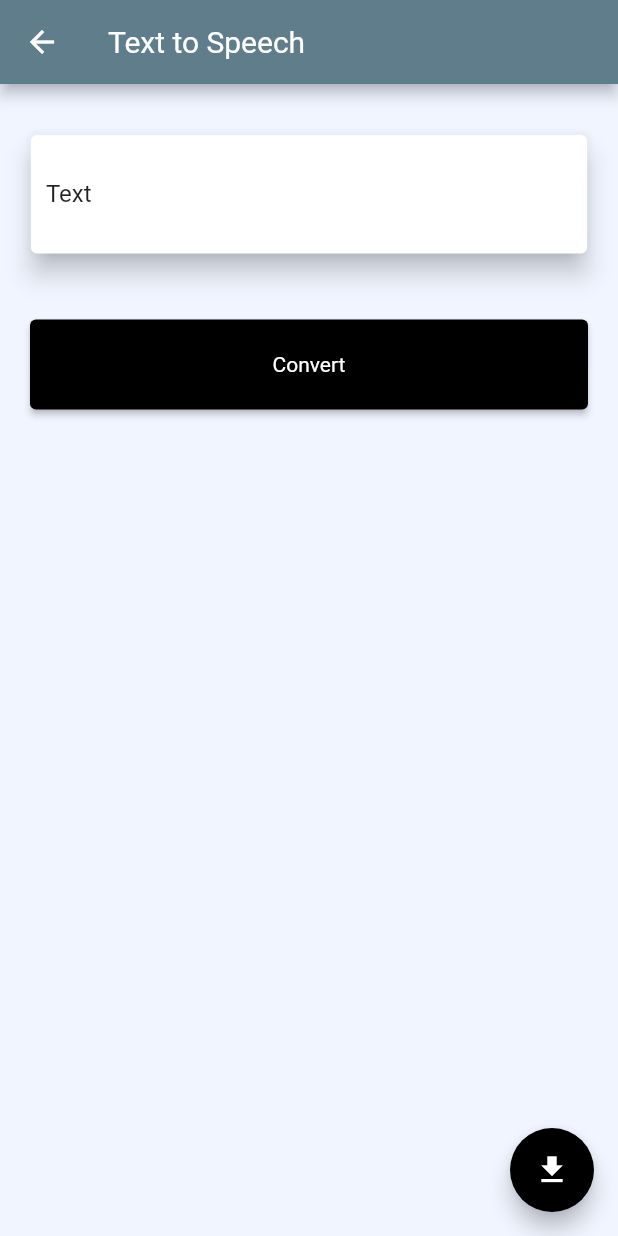
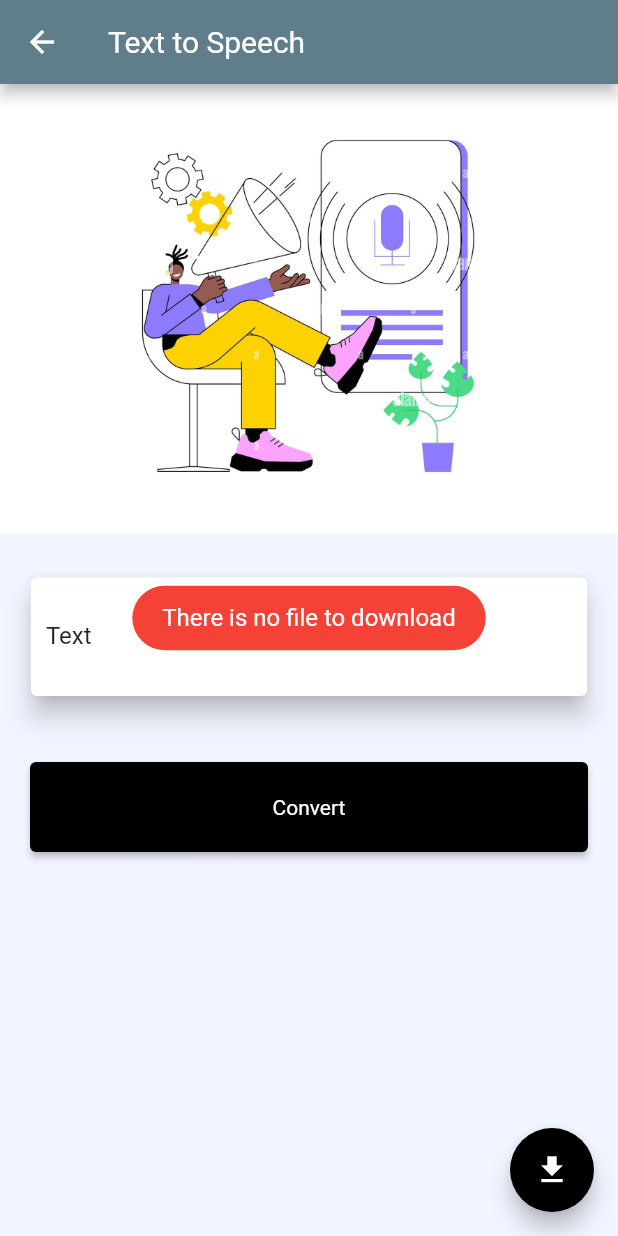
Before and after one commit to prince-cloud/hwrs_app, a Flutter app: the TextToSpeech screen opened directly, after a tap on the "download" icon, on a phone screen of 412 x 824 dp. Run offline on Flutter 3.47's test engine with Material 2 defaults, Android fonts, the light colour scheme and no system bars; drawn by our look-alikes of flutter_speed_dial; our stand-ins replace assets_audio_player, dio, fluttertoast, image_picker, open_file; missing offline and left inert: flutter_downloader, syncfusion_flutter_pdf; network calls fail.

Commit message:
added restriction to some actions

```diff
--- /dev/null
+++ b/lib/global.dart
@@ -0,0 +1,10 @@
+import 'package:open_file/open_file.dart';
+import 'package:path_provider/path_provider.dart';
+import 'dart:io';
+
+Future<void> saveAndLauchFile(List<int> bytes, String filename) async {
+  final path = (await getExternalStorageDirectory())?.path;
+  final file = File('$path/$filename');
+  await file.writeAsBytes(bytes, flush: true);
+  OpenFile.open('$path/$filename');
+}
--- a/lib/screens/text_to_speech.dart
+++ b/lib/screens/text_to_speech.dart
@@ -1,10 +1,16 @@
 //import 'package:audioplayers/audioplayers.dart';
+import 'dart:io';
+
+import 'package:dio/dio.dart';
 import 'package:flutter/material.dart';
 import 'package:flutter_downloader/flutter_downloader.dart';
 import 'package:flutter_speed_dial/flutter_speed_dial.dart';
+import 'package:fluttertoast/fluttertoast.dart';
 import 'package:hwrs_app/constants.dart';
 import 'package:assets_audio_player/assets_audio_player.dart';
 import 'package:hwrs_app/services/service.dart';
+import 'package:open_file/open_file.dart';
+import 'package:path_provider/path_provider.dart';
 
 class TextToSpeech extends StatefulWidget {
   const TextToSpeech({Key? key}) : super(key: key);
@@ -16,17 +22,8 @@ class TextToSpeech extends StatefulWidget {
 class _TextToSpeechState extends State<TextToSpeech> {
   TextEditingController textController = TextEditingController();
   String audioUrl = "";
-
-  void _requestDownload(String link) async {
-    final taskId = await FlutterDownloader.enqueue(
-      url: 'your download link',
-      savedDir: 'the path of directory where you want to save downloaded files',
-      showNotification:
-          true, // show download progress in status bar (for Android)
-      openFileFromNotification:
-          true, // click on notification to open downloaded file (for Android)
-    );
-  }
+  final path = getExternalStorageDirectory();
+  bool isLoading = false;
 
   //AudioPlayer player = AudioPlayer();
   AssetsAudioPlayer assetsAudioPlayer = AssetsAudioPlayer();
@@ -46,8 +43,15 @@ class _TextToSpeechState extends State<TextToSpeech> {
       ),
       body: ListView(
         children: [
+          Container(
+            color: Colors.white,
+            child: Image.asset(
+              "assets/images/texttospeech.jpg",
+              height: 300,
+            ),
+          ),
           const SizedBox(
-            height: 30,
+            height: 25,
           ),
           Form(
             child: Column(
@@ -82,26 +86,78 @@ class _TextToSpeechState extends State<TextToSpeech> {
               ],
             ),
           ),
-          Container(
+          audioUrl.isNotEmpty
+              ? InkWell(
+                  onTap: () async {
+                    await AssetsAudioPlayer.newPlayer().open(
+                      Audio.network(
+                        audioUrl,
+                      ),
+                      //autoPlay: true,
+                      showNotification: true,
+                    );
+                  },
+                  child: Row(
+                    mainAxisAlignment: MainAxisAlignment.center,
+                    crossAxisAlignment: CrossAxisAlignment.center,
+                    children: [
+                      IconButton(
+                        onPressed: () async {
+                          await AssetsAudioPlayer.newPlayer().open(
+                            Audio.network(
+                              audioUrl,
+                            ),
+                            //autoPlay: true,
+                            showNotification: true,
+                          );
+                        },
+                        icon: const Icon(
+                          Icons.volume_mute,
+                        ),
+                      ),
+                      const Text("Play")
+                    ],
+                  ),
+                )
+              : Container(
                   height: 100,
                   padding: const EdgeInsets.all(20),
                   child: ElevatedButton(
                     onPressed: () async {
                       if (textController.text.isEmpty) {
-                  print("You need to enter a text");
+                        Fluttertoast.showToast(
+                          msg: "Text field cannot be empty",
+                          toastLength: Toast.LENGTH_SHORT,
+                          gravity: ToastGravity.CENTER,
+                          timeInSecForIosWeb: 1,
+                          backgroundColor: Colors.red,
+                          textColor: Colors.white,
+                          fontSize: 16.0,
+                        );
                         return;
                       }
-                print(textController.text);
+
+                      if (isLoading) {
+                        return;
+                      }
+                      setState(
+                        () {
+                          isLoading = true;
+                        },
+                      );
 
                       Map data = await textToSpeech(textController.text);
 
-                print(data);
                       final filename = data['filename'] as String;
 
                       if (data['success']) {
-                  var url = 'https://prime-scanner.uzuriglobal.com$filename';
-                  print("========== print audio url:  $url");
-                  print("============== printing fileName: $filename");
+                        setState(
+                          () {
+                            isLoading = false;
+                          },
+                        );
+                        var url = '$baseUrl$filename';
+
                         await AssetsAudioPlayer.newPlayer().open(
                           Audio.network(
                             url,
@@ -120,7 +176,9 @@ class _TextToSpeechState extends State<TextToSpeech> {
                     style: ButtonStyle(
                       backgroundColor: MaterialStateProperty.all(Colors.black),
                     ),
-              child: const Text("Convert"),
+                    child: isLoading
+                        ? const CircularProgressIndicator()
+                        : const Text("Convert"),
                   ),
                 ),
           const SizedBox(
@@ -135,12 +193,51 @@ class _TextToSpeechState extends State<TextToSpeech> {
         spacing: 12,
         spaceBetweenChildren: 12,
         backgroundColor: Colors.black,
-        onPress: () {
-          print("button presed");
-          _requestDownload(audioUrl);
-        },
+        onPress: () => openFile(url: audioUrl, filename: 'file.mp3'),
       ),
     );
+  }
+
+  Future openFile({required String url, String? filename}) async {
+    final file = await downloadFile(url, filename!);
+    if (file == null) {
+      Fluttertoast.showToast(
+        msg: "There is no file to download",
+        toastLength: Toast.LENGTH_SHORT,
+        gravity: ToastGravity.CENTER,
+        timeInSecForIosWeb: 1,
+        backgroundColor: Colors.red,
+        textColor: Colors.white,
+        fontSize: 16.0,
+      );
+      return;
+    }
+    print("=== Path: ${file.path}");
+    OpenFile.open(file.path);
+  }
+
+  Future<File?> downloadFile(String url, String name) async {
+    final appStorage = await getApplicationDocumentsDirectory();
+    final file = File('${appStorage.path}/$name');
+    try {
+      final response = await Dio().get(
+        url,
+        options: Options(
+          responseType: ResponseType.bytes,
+          followRedirects: false,
+          receiveTimeout: 0,
+        ),
+      );
+
+      final raf = file.openSync(mode: FileMode.write);
+      raf.writeFromSync(response.data);
+      await raf.close();
+
+      return file;
+    } catch (e) {
+      return null;
+      print("=== file download error");
+    }
   }
 }
 
```
Also changed, not shown: lib/screens/scan_text.dart (+22 -21 lines), lib/screens/translate_text.dart (+21 -1 lines), pubspec.yaml (+7 -0 lines), assets/images/texTranslate.png (added), assets/images/texttospeech.jpg (added), pubspec.lock. Lines whose indentation alone changed are shown as unchanged.
